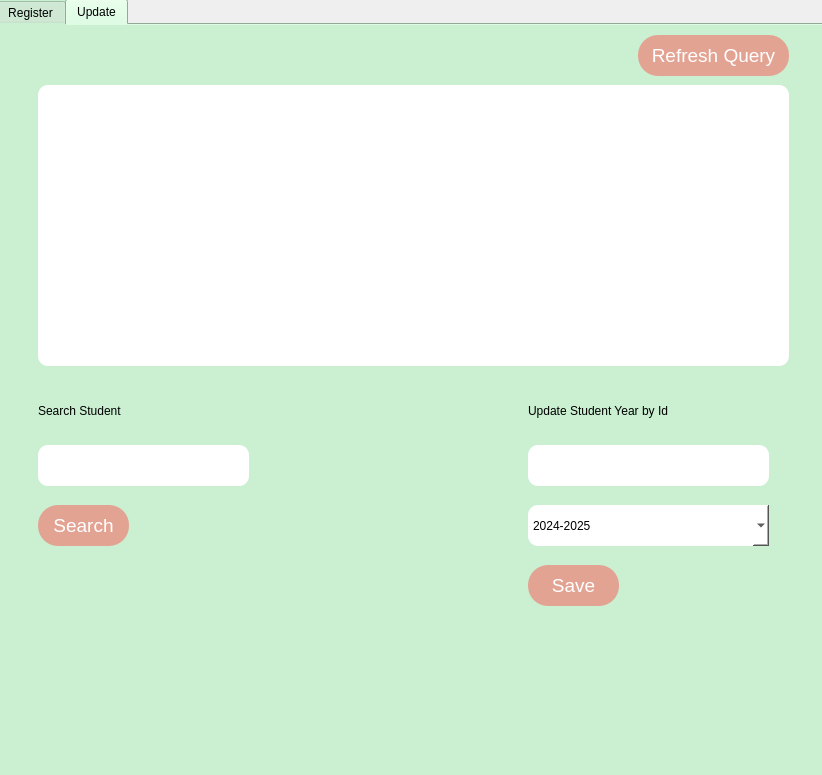
francisganapin/Studen_Register_pyMongo, file main.ui: the form before one commit.
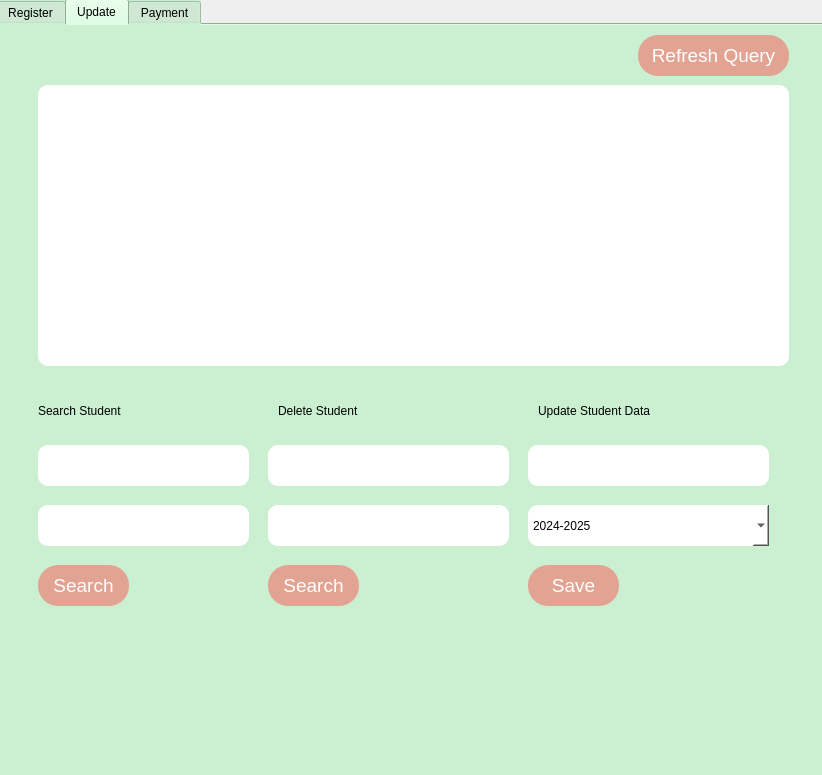
The form after the commit. The open tabs and pages were chosen to show the change.

The edit to the form file:
```diff
--- a/main.ui
+++ b/main.ui
@@ -548,7 +548,7 @@
      <property name="geometry">
       <rect>
        <x>40</x>
-       <y>480</y>
+       <y>540</y>
        <width>91</width>
        <height>41</height>
       </rect>
@@ -611,22 +611,6 @@
 font: 18pt &quot;MS Shell Dlg 2&quot;;</string>
      </property>
     </widget>
-    <widget class="QLabel" name="label_14">
-     <property name="geometry">
-      <rect>
-       <x>530</x>
-       <y>370</y>
-       <width>241</width>
-       <height>31</height>
-      </rect>
-     </property>
-     <property name="styleSheet">
-      <string notr="true">font: 18pt &quot;Segoe UI&quot;;</string>
-     </property>
-     <property name="text">
-      <string>Update Student Year by Id</string>
-     </property>
-    </widget>
     <widget class="QComboBox" name="school_year_update_input">
      <property name="geometry">
       <rect>
@@ -705,6 +689,130 @@
       <string/>
      </property>
     </widget>
+    <widget class="QLineEdit" name="school_id_update_input_2">
+     <property name="geometry">
+      <rect>
+       <x>270</x>
+       <y>420</y>
+       <width>241</width>
+       <height>41</height>
+      </rect>
+     </property>
+     <property name="styleSheet">
+      <string notr="true">border-radius:10px;
+background-color:white;
+font: 18pt &quot;MS Shell Dlg 2&quot;;</string>
+     </property>
+    </widget>
+    <widget class="QLineEdit" name="school_date_search">
+     <property name="geometry">
+      <rect>
+       <x>40</x>
+       <y>480</y>
+       <width>211</width>
+       <height>41</height>
+      </rect>
+     </property>
+     <property name="styleSheet">
+      <string notr="true">border-radius:10px;
+background-color:white;
+font: 18pt &quot;MS Shell Dlg 2&quot;;</string>
+     </property>
+    </widget>
+    <widget class="QLineEdit" name="school_id_update_input_3">
+     <property name="geometry">
+      <rect>
+       <x>270</x>
+       <y>480</y>
+       <width>241</width>
+       <height>41</height>
+      </rect>
+     </property>
+     <property name="styleSheet">
+      <string notr="true">border-radius:10px;
+background-color:white;
+font: 18pt &quot;MS Shell Dlg 2&quot;;</string>
+     </property>
+    </widget>
+    <widget class="QPushButton" name="search_bt_2">
+     <property name="geometry">
+      <rect>
+       <x>270</x>
+       <y>540</y>
+       <width>91</width>
+       <height>41</height>
+      </rect>
+     </property>
+     <property name="styleSheet">
+      <string notr="true">QPushButton {
+    background-color: #e3a393;
+    border-radius: 20px;
+    font: 14pt &quot;MS Shell Dlg 2&quot;;
+    font-size: 14pt;
+    color: white;
+}
+QPushButton:hover {
+    background-color: #2980b9;
+}
+</string>
+     </property>
+     <property name="text">
+      <string>Search</string>
+     </property>
+    </widget>
+    <widget class="QLabel" name="label_13">
+     <property name="geometry">
+      <rect>
+       <x>40</x>
+       <y>370</y>
+       <width>241</width>
+       <height>31</height>
+      </rect>
+     </property>
+     <property name="styleSheet">
+      <string notr="true">font: 18pt &quot;Segoe UI&quot;;</string>
+     </property>
+     <property name="text">
+      <string>Search Student</string>
+     </property>
+    </widget>
+    <widget class="QLabel" name="label_14">
+     <property name="geometry">
+      <rect>
+       <x>280</x>
+       <y>370</y>
+       <width>241</width>
+       <height>31</height>
+      </rect>
+     </property>
+     <property name="styleSheet">
+      <string notr="true">font: 18pt &quot;Segoe UI&quot;;</string>
+     </property>
+     <property name="text">
+      <string>Delete Student</string>
+     </property>
+    </widget>
+    <widget class="QLabel" name="label_15">
+     <property name="geometry">
+      <rect>
+       <x>540</x>
+       <y>370</y>
+       <width>241</width>
+       <height>31</height>
+      </rect>
+     </property>
+     <property name="styleSheet">
+      <string notr="true">font: 18pt &quot;Segoe UI&quot;;</string>
+     </property>
+     <property name="text">
+      <string>Update Student Data</string>
+     </property>
+    </widget>
+   </widget>
+   <widget class="QWidget" name="tab_3">
+    <attribute name="title">
+     <string>Payment</string>
+    </attribute>
    </widget>
   </widget>
  </widget>
```
Left out of the diff: 18 changed lines with no effect on the pictures.
